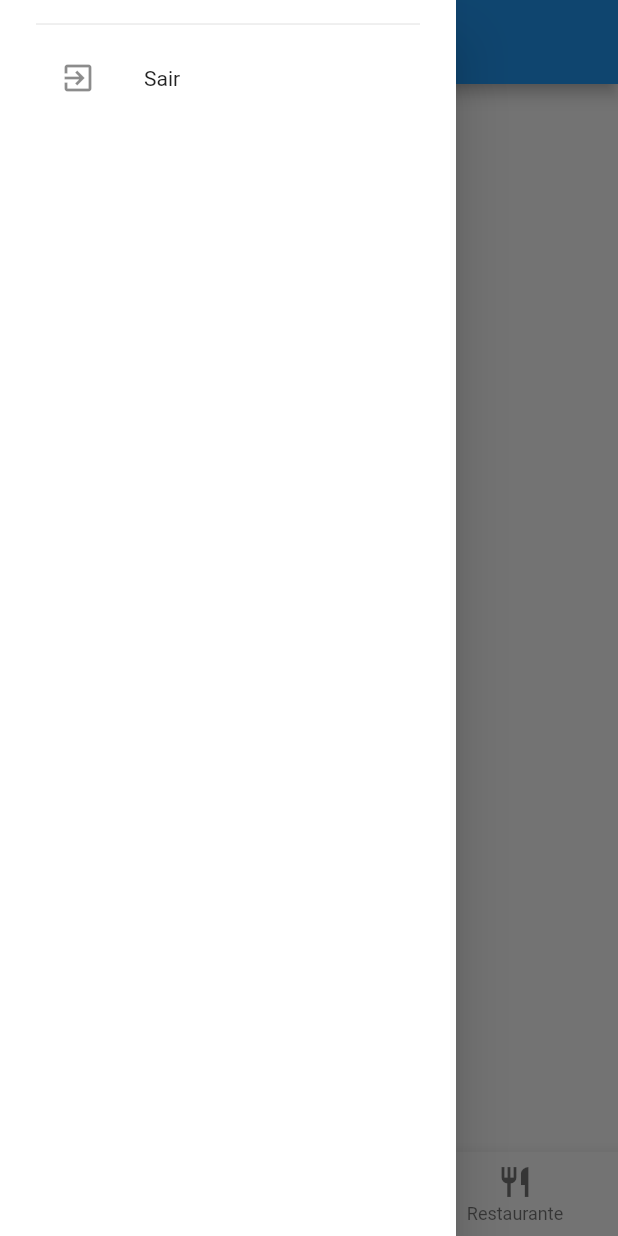
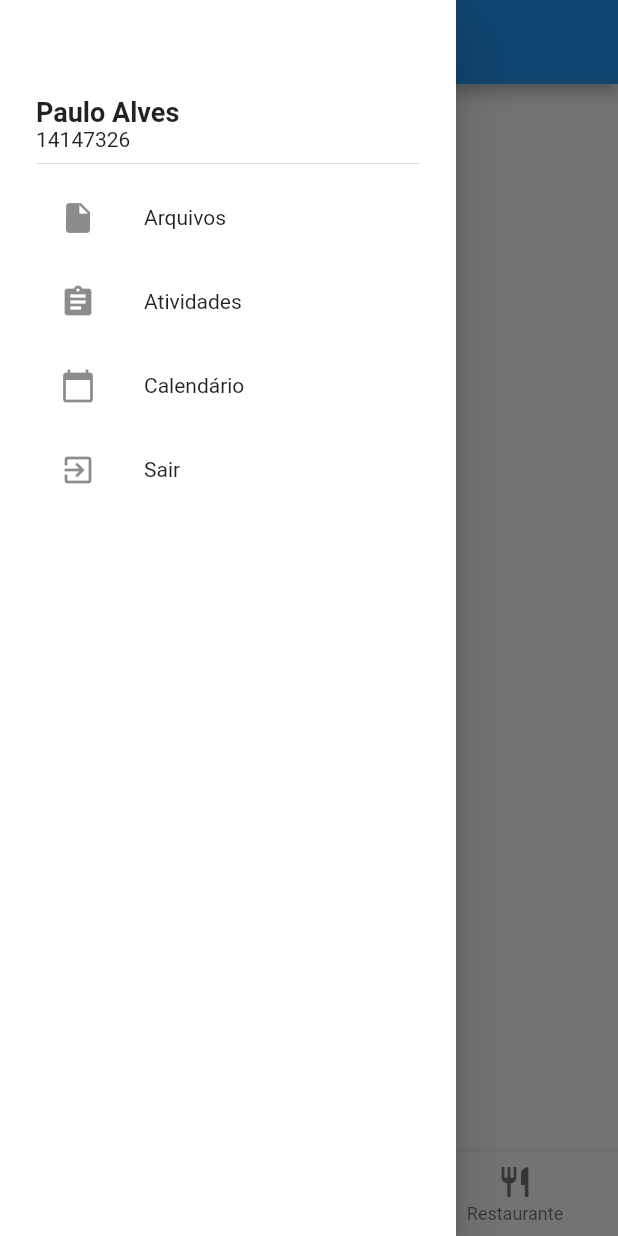
Before and after one commit to laerciosb/uepgacadonline-flutter, a Flutter app: the screen it shows after launch, with the side drawer open, on a phone screen of 412 x 824 dp. Run offline on Flutter 3.47's test engine with Material 2 defaults, Android fonts, the phone set to English and light mode, and no system bars; our stand-ins replace bloc, equatable, flutter_bloc, flutter_html, rxdart, shared_preferences; generated files the repository leaves out were written again; network calls fail.

Commit message:
Update: Drawer Temp

```diff
--- a/lib/modules/home/home_screen.dart
+++ b/lib/modules/home/home_screen.dart
@@ -57,9 +57,29 @@ class _HomeScreenState extends State<HomeScreen> {
         child: Container(
       color: Colors.white,
       child: ListView(
-        padding: EdgeInsets.fromLTRB(24.0, 8.0, 24.0, 8.0),
+        padding: EdgeInsets.fromLTRB(24.0, 64.0, 24.0, 64.0),
         children: <Widget>[
+          Text("Paulo Alves", style: TextStyle(fontSize: 18.0, fontWeight: FontWeight.bold)),
+          Text("14147326"),
           Divider(height: 16),
+          ListTile(
+              leading: Icon(Icons.insert_drive_file),
+              title: Text("Arquivos"),
+              onTap: () {
+
+              }),
+          ListTile(
+              leading: Icon(Icons.assignment),
+              title: Text("Atividades"),
+              onTap: () {
+
+              }),
+          ListTile(
+              leading: Icon(Icons.calendar_today),
+              title: Text("Calendário"),
+              onTap: () {
+
+              }),
           ListTile(
               leading: Icon(Icons.exit_to_app),
               title: Text("Sair"),
```
Also changed, not shown: lib/services/grade_service.dart (+8 -10 lines).
